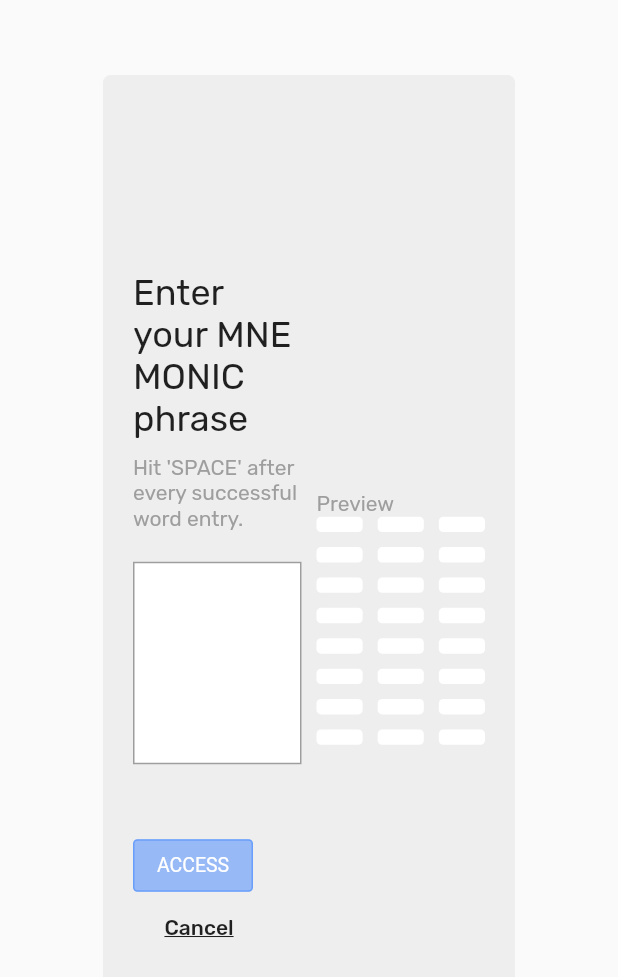
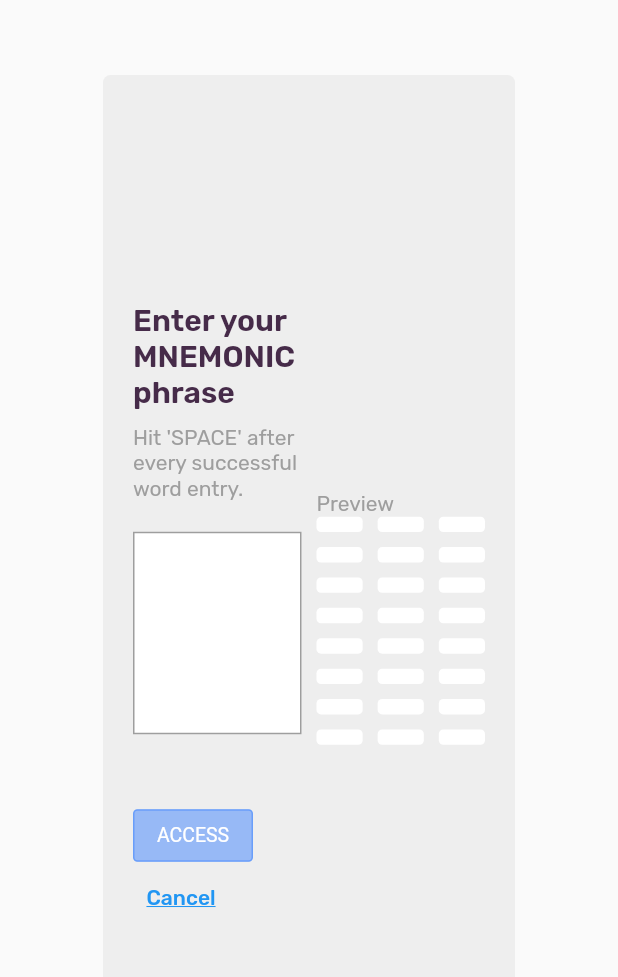
Before and after one commit to tsvillain/diva-roulette, a Flutter app: the LoginPageDesktop widget shown alone on an empty page, opened directly, on a phone screen of 412 x 824 dp. Shown: the top 977 px of the screen. Run offline on Flutter 3.47's test engine with Material 2 defaults, Android fonts, the light colour scheme and no system bars; drawn by our look-alikes of getwidget; our stand-ins replace auto_size_text, google_fonts, responsive_builder; missing offline and left inert: ndialog.

Commit message:
Change loginPageDesktop.dart

```diff
--- a/lib/views/desktop/loginPageDesktop.dart
+++ b/lib/views/desktop/loginPageDesktop.dart
@@ -39,7 +39,7 @@ class _LoginPageDesktopState extends State<LoginPageDesktop> {
                   children: [
                     Text(
                       'Enter your MNEMONIC phrase',
-                      style: Theme.of(context).textTheme.headline5,
+                      style: Theme.of(context).textTheme.headline6,
                     ),
                     SizedBox(height: 10),
                     Text(
@@ -69,11 +69,10 @@ class _LoginPageDesktopState extends State<LoginPageDesktop> {
                       onPressed: phaseWord.length == 24 ? () {} : null,
                       text: 'ACCESS',
                     ),
-                    MaterialButton(
+                    TextButton(
                       onPressed: () {
                         Navigator.pop(context);
                       },
-                      hoverColor: Colors.transparent,
                       child: Text('Cancel',
                           textAlign: TextAlign.left,
                           style:
@@ -113,12 +112,16 @@ class _LoginPageDesktopState extends State<LoginPageDesktop> {
                             mainAxisAlignment: MainAxisAlignment.spaceBetween,
                             children: [
                               Text('${index + 1}.'),
-                              Text(
-                                phaseWord.length > index
-                                    ? "${phaseWord[index]}"
-                                    : "",
-                                style: TextStyle(fontWeight: FontWeight.bold),
-                                overflow: TextOverflow.ellipsis,
+                              Expanded(
+                                child: Center(
+                                  child: Text(
+                                    phaseWord.length > index
+                                        ? "${phaseWord[index]}"
+                                        : "",
+                                    style: TextStyle(fontWeight: FontWeight.bold),
+                                    overflow: TextOverflow.ellipsis,
+                                  ),
+                                ),
                               )
                             ],
                           ),
```
